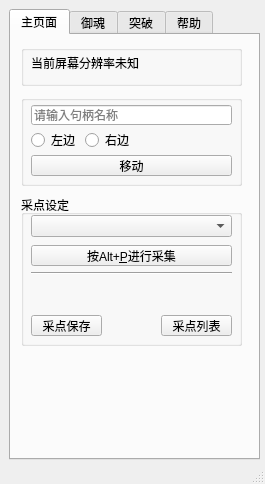
Old version of the form yyswindow.ui in the repository huangyisan/yys_assistant.
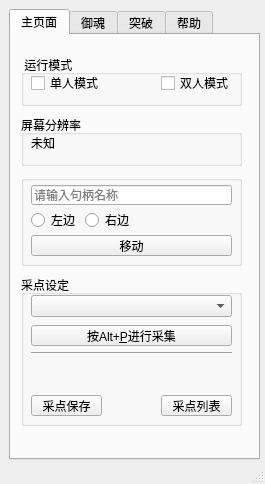
New version of the form.

Commit message: update 双人模式ui

Patch:
```diff
--- a/yyswindow.ui
+++ b/yyswindow.ui
@@ -64,25 +64,25 @@
       <property name="geometry">
        <rect>
         <x>10</x>
-        <y>10</y>
+        <y>80</y>
         <width>221</width>
-        <height>41</height>
+        <height>51</height>
        </rect>
       </property>
       <property name="title">
-       <string/>
+       <string>屏幕分辨率</string>
       </property>
       <widget class="QLabel" name="resolution_label">
        <property name="geometry">
         <rect>
          <x>10</x>
-         <y>10</y>
+         <y>20</y>
          <width>201</width>
          <height>16</height>
         </rect>
        </property>
        <property name="text">
-        <string>当前屏幕分辨率未知</string>
+        <string>未知</string>
        </property>
       </widget>
      </widget>
@@ -90,7 +90,7 @@
       <property name="geometry">
        <rect>
         <x>10</x>
-        <y>60</y>
+        <y>140</y>
         <width>221</width>
         <height>91</height>
        </rect>
@@ -200,7 +200,7 @@
       <property name="geometry">
        <rect>
         <x>10</x>
-        <y>160</y>
+        <y>240</y>
         <width>221</width>
         <height>151</height>
        </rect>
@@ -303,6 +303,51 @@
        </property>
       </widget>
      </widget>
+     <widget class="QGroupBox" name="groupBox_4">
+      <property name="geometry">
+       <rect>
+        <x>10</x>
+        <y>20</y>
+        <width>221</width>
+        <height>51</height>
+       </rect>
+      </property>
+      <property name="title">
+       <string> 运行模式</string>
+      </property>
+      <widget class="QCheckBox" name="checkbox_singleplay">
+       <property name="geometry">
+        <rect>
+         <x>10</x>
+         <y>20</y>
+         <width>71</width>
+         <height>16</height>
+        </rect>
+       </property>
+       <property name="text">
+        <string>单人模式</string>
+       </property>
+       <attribute name="buttonGroup">
+        <string notr="true">buttonGroup_3</string>
+       </attribute>
+      </widget>
+      <widget class="QCheckBox" name="checkbox_dualplay">
+       <property name="geometry">
+        <rect>
+         <x>140</x>
+         <y>20</y>
+         <width>71</width>
+         <height>16</height>
+        </rect>
+       </property>
+       <property name="text">
+        <string>双人模式</string>
+       </property>
+       <attribute name="buttonGroup">
+        <string notr="true">buttonGroup_3</string>
+       </attribute>
+      </widget>
+     </widget>
     </widget>
     <widget class="QWidget" name="second_page">
      <attribute name="title">
```
Left out of the diff: 1 changed line with no effect on the pictures. The commit also changes 2 other files.
